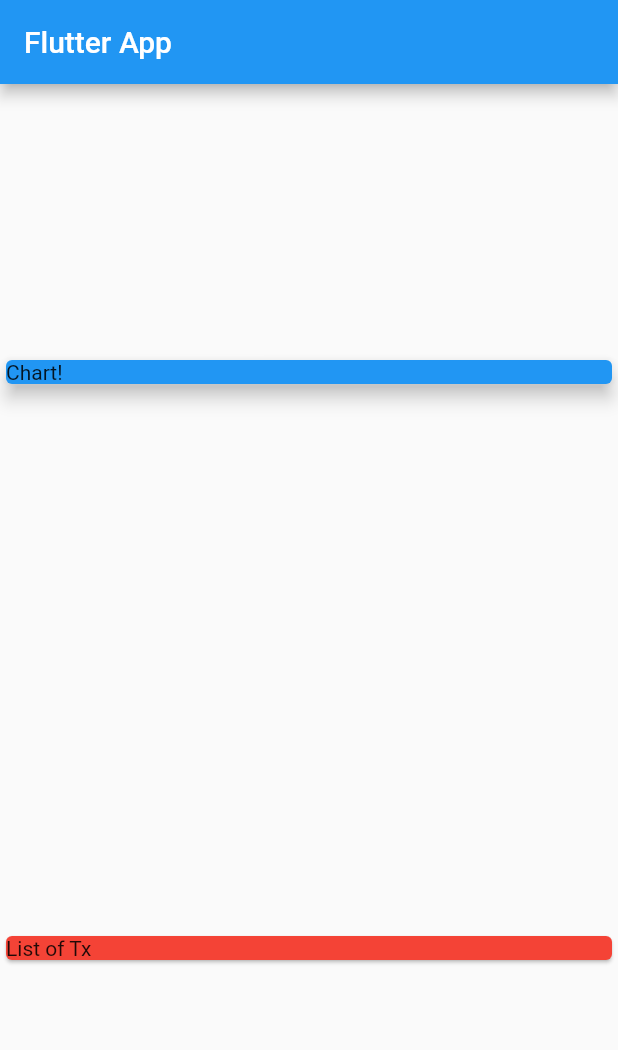
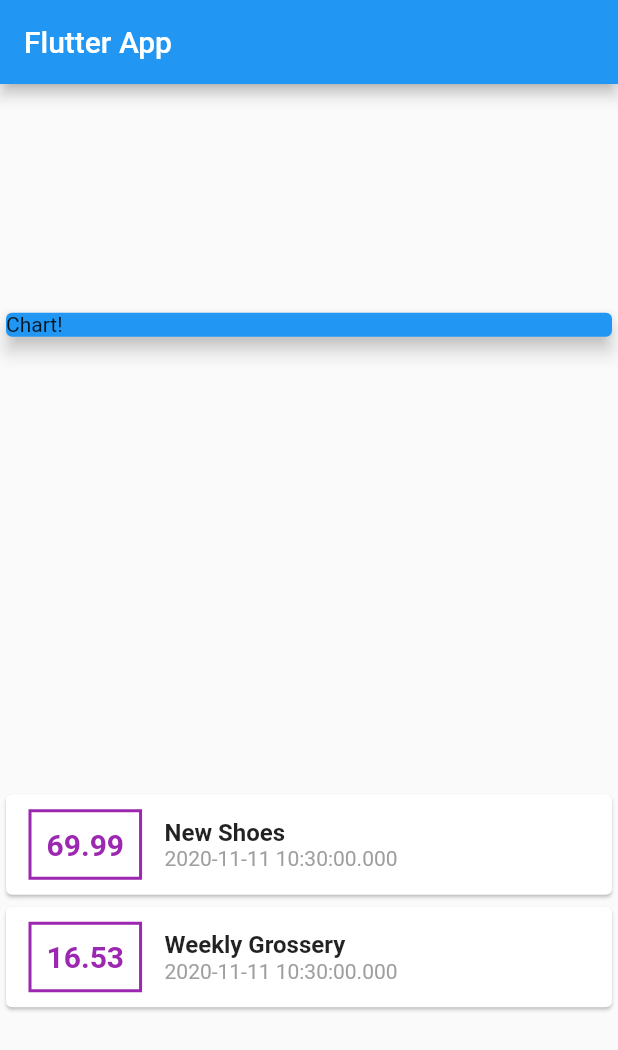
Before and after one commit to hrishabh-22/Flutter-Expense-Planner, a Flutter app: the screen it shows after launch, on a phone screen of 412 x 824 dp. Shown: the top 1050 px of the screen. Run offline on Flutter 3.47's test engine with Material 2 defaults, Android fonts, the phone set to English and light mode, and no system bars.

Commit message:
Transaction Styling Done

```diff
--- a/lib/main.dart
+++ b/lib/main.dart
@@ -43,9 +43,44 @@ class MyHomePage extends StatelessWidget {
               elevation: 5,
             ),
           ),
-          Card(
-            color: Colors.red,
-            child: Text('List of Tx'),
+          Column(
+            children: transaction.map((tx) {
+              return Card(
+                child: Row(
+                  //mainAxisAlignment: MainAxisAlignment.start,
+                  children: [
+                    Container(
+                      margin:
+                          EdgeInsets.symmetric(vertical: 10, horizontal: 15),
+                      child: Text(
+                        tx.amount.toString(),
+                        style: TextStyle(
+                            fontWeight: FontWeight.bold,
+                            fontSize: 20,
+                            color: Colors.purple),
+                      ),
+                      decoration: BoxDecoration(
+                          border: Border.all(color: Colors.purple, width: 2)),
+                      padding: EdgeInsets.all(10),
+                    ),
+                    Column(
+                      crossAxisAlignment: CrossAxisAlignment.start,
+                      children: [
+                        Text(
+                          tx.title,
+                          style: TextStyle(
+                              fontSize: 16, fontWeight: FontWeight.bold),
+                        ),
+                        Text(
+                          tx.date.toString(),
+                          style: TextStyle(color: Colors.grey),
+                        )
+                      ],
+                    ),
+                  ],
+                ),
+              );
+            }).toList(),
           ),
         ],
       ),
```
